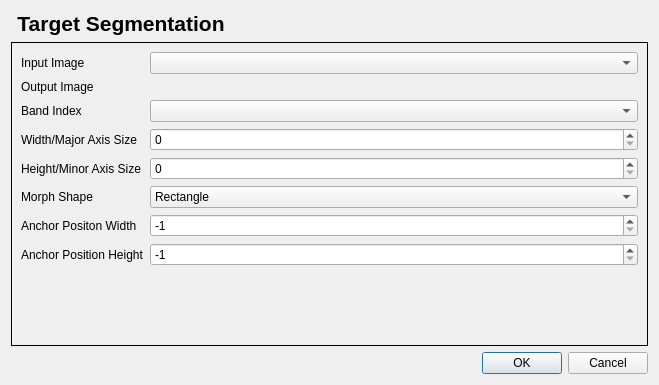
AUGSignals/qgis-plugins, file target_segmentation/target_segmentation_dialog_base.ui: the form before one commit.
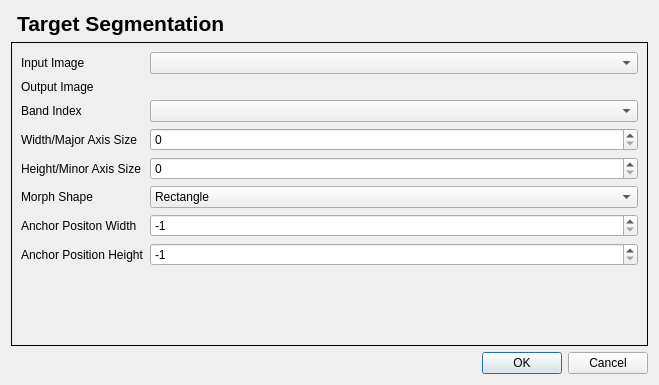
The form after the commit. Icons and pictures are not drawn. Custom widgets are drawn as their Qt base class.

The edit to the form file:
```diff
--- a/target_segmentation/target_segmentation_dialog_base.ui
+++ b/target_segmentation/target_segmentation_dialog_base.ui
@@ -26,6 +26,12 @@
    </item>
    <item row="0" column="1" alignment="Qt::AlignLeft">
     <widget class="QLabel" name="title_label">
+     <property name="minimumSize">
+      <size>
+       <width>276</width>
+       <height>25</height>
+      </size>
+     </property>
      <property name="text">
       <string>&lt;!DOCTYPE HTML PUBLIC &quot;-//W3C//DTD HTML 4.0//EN&quot; &quot;http://www.w3.org/TR/REC-html40/strict.dtd&quot;&gt;
 &lt;html&gt;&lt;head&gt;&lt;meta name=&quot;qrichtext&quot; content=&quot;1&quot; /&gt;&lt;style type=&quot;text/css&quot;&gt;
@@ -34,7 +40,7 @@
 &lt;p style=&quot; margin-top:0px; margin-bottom:0px; margin-left:0px; margin-right:0px; -qt-block-indent:0; text-indent:0px;&quot;&gt;&lt;span style=&quot; font-family:'Sans Serif'; font-size:16pt; font-weight:600;&quot;&gt;Target Segmentation&lt;/span&gt;&lt;/p&gt;&lt;/body&gt;&lt;/html&gt;</string>
      </property>
      <property name="alignment">
-      <set>Qt::AlignCenter</set>
+      <set>Qt::AlignLeading|Qt::AlignLeft|Qt::AlignVCenter</set>
      </property>
     </widget>
    </item>
```
Left out of the diff: 11 changed lines with no effect on the pictures.
